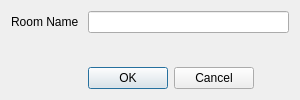
Above: client/src/app/createroomform.ui from cpp-park-vk-education/2023_1_StreamTeam before the change. Below: the same form after it.
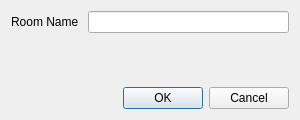
That is the form after the change.

Patch:
```diff
--- a/client/src/app/createroomform.ui
+++ b/client/src/app/createroomform.ui
@@ -7,7 +7,7 @@
     <x>0</x>
     <y>0</y>
     <width>300</width>
-    <height>100</height>
+    <height>120</height>
    </rect>
   </property>
   <property name="sizePolicy">
@@ -30,25 +30,6 @@
    <item row="0" column="1">
     <widget class="QLineEdit" name="lineEditRoomName"/>
    </item>
-   <item row="2" column="1">
-    <widget class="QDialogButtonBox" name="buttonBox">
-     <property name="sizePolicy">
-      <sizepolicy hsizetype="Fixed" vsizetype="Fixed">
-       <horstretch>0</horstretch>
-       <verstretch>0</verstretch>
-      </sizepolicy>
-     </property>
-     <property name="layoutDirection">
-      <enum>Qt::LeftToRight</enum>
-     </property>
-     <property name="orientation">
-      <enum>Qt::Horizontal</enum>
-     </property>
-     <property name="standardButtons">
-      <set>QDialogButtonBox::Cancel|QDialogButtonBox::Ok</set>
-     </property>
-    </widget>
-   </item>
    <item row="1" column="1">
     <spacer name="verticalSpacer">
      <property name="orientation">
@@ -62,6 +43,13 @@
      </property>
     </spacer>
    </item>
+   <item row="2" column="1">
+    <widget class="QDialogButtonBox" name="buttonBox">
+     <property name="standardButtons">
+      <set>QDialogButtonBox::Cancel|QDialogButtonBox::Ok</set>
+     </property>
+    </widget>
+   </item>
   </layout>
  </widget>
  <resources/>
```
Left out of the diff: 35 changed lines with no effect on the pictures.
